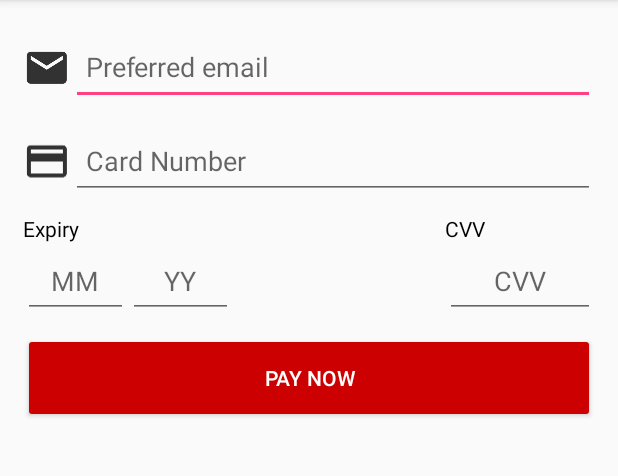
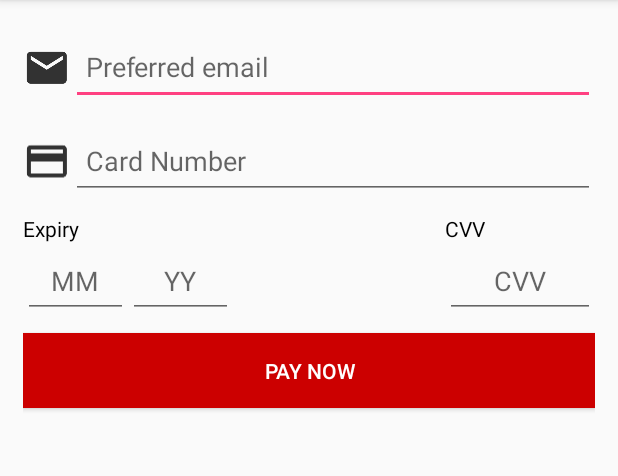
Before and after one commit to TaslimOseni/P-integrate, an Android app: the screen it shows after launch (PaystackPaymentActivity), on a phone screen of 412 x 824 dp, the part 84-560 px from its top. Run offline under Robolectric (Android 15) with nearby library versions, the phone set to English and light mode, and no system bars; libraries missing offline, so code that uses them is left out: co.paystack.android; 2 statements that could not run were skipped.

Commit message:
Updated design..

```diff
--- a/app/src/main/java/apps/dabinu/com/p_integrate/PaystackPaymentActivity.java
+++ b/app/src/main/java/apps/dabinu/com/p_integrate/PaystackPaymentActivity.java
@@ -33,7 +33,9 @@ public class PaystackPaymentActivity extends AppCompatActivity{
 */
 
 
-    private String your_api_key;    //the API key generated from step 1 above.
+    //paste the API key generated from step 1 in the line below:
+    private String your_api_key = "";
+
     private EditText emailField, cardNumberField, expiryMonthField, expiryYearField, cvvField;
 
 
--- a/app/src/main/res/layout/activity_paystack_payment.xml
+++ b/app/src/main/res/layout/activity_paystack_payment.xml
@@ -78,6 +78,8 @@
             <RelativeLayout
                 android:layout_width="wrap_content"
                 android:layout_height="wrap_content"
+                android:id="@+id/expiryBody"
+                android:layout_toStartOf="@+id/cvvBody"
                 android:layout_alignParentStart="true">
 
                 <TextView
@@ -128,10 +130,10 @@
 
 
 
-
             <RelativeLayout
                 android:layout_width="wrap_content"
                 android:layout_height="wrap_content"
+                android:id="@+id/cvvBody"
                 android:layout_alignParentEnd="true">
 
                 <TextView
@@ -165,10 +167,10 @@
 
         <Button
             android:layout_width="match_parent"
-            android:layout_height="60dp"
+            android:layout_height="50dp"
             android:text="@string/pay"
             android:textAllCaps="true"
-            android:backgroundTint="@android:color/holo_red_dark"
+            android:background="@android:color/holo_red_dark"
             android:textColor="#ffffff"
             android:id="@+id/pay_button"
             android:layout_marginTop="10dp"
```
Lines whose indentation alone changed are shown as unchanged.
